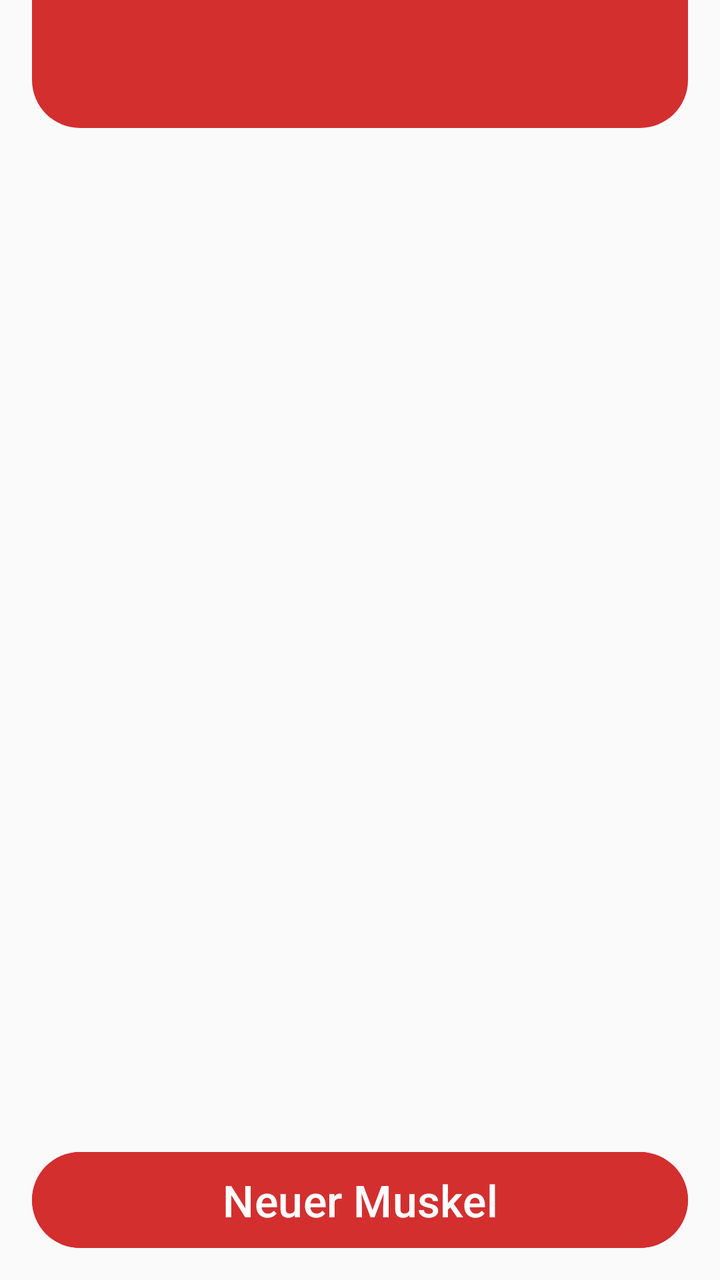
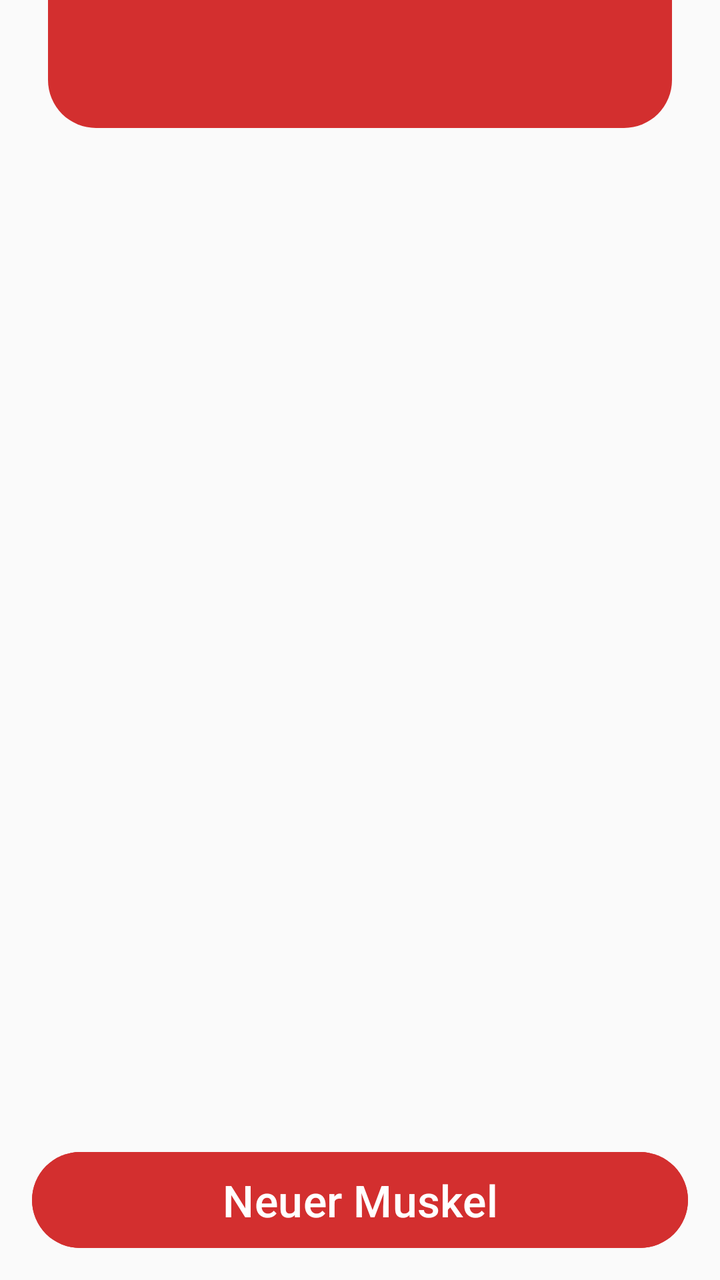

Two renders of the same Android screen: before a commit and after it. Below are the layout's source before the change and the commit's diff.
<!-- AndroidManifest.xml: application theme Theme.MuscleTraining -->
<!-- res/layout/activity_muscles.xml -->
<?xml version="1.0" encoding="utf-8"?>
<androidx.constraintlayout.widget.ConstraintLayout
    xmlns:android="http://schemas.android.com/apk/res/android"
    xmlns:app="http://schemas.android.com/apk/res-auto"
    android:layout_width="match_parent"
    android:layout_height="match_parent">

    
    <include
        android:id="@+id/include_toolbar"
        layout="@layout/toolbar_common"
        app:layout_constraintTop_toTopOf="parent"
        app:layout_constraintStart_toStartOf="parent"
        app:layout_constraintEnd_toEndOf="parent" />

    
    <ListView
        android:id="@+id/list_muscles"
        android:layout_width="0dp"
        android:layout_height="0dp"
        android:paddingStart="16dp"
        android:paddingEnd="16dp"
        android:dividerHeight="8dp"
        app:layout_constraintTop_toBottomOf="@id/include_toolbar"
        app:layout_constraintBottom_toTopOf="@id/btn_add"
        app:layout_constraintStart_toStartOf="parent"
        app:layout_constraintEnd_toEndOf="parent" />

    
    <Button
        android:id="@+id/btn_add"
        style="@style/PlusMinusButton.Rounded"
        android:text="Neuer Muskel"
        android:layout_width="0dp"
        android:layout_height="wrap_content"
        android:layout_margin="16dp"
        app:layout_constraintBottom_toBottomOf="parent"
        app:layout_constraintStart_toStartOf="parent"
        app:layout_constraintEnd_toEndOf="parent" />

</androidx.constraintlayout.widget.ConstraintLayout>
<!-- res/layout/toolbar_common.xml (included above) -->
<?xml version="1.0" encoding="utf-8"?>
<LinearLayout
    xmlns:android="http://schemas.android.com/apk/res/android"
    xmlns:app="http://schemas.android.com/apk/res-auto"
    android:layout_width="match_parent"
    android:layout_height="wrap_content"
    android:gravity="center_horizontal"
    android:paddingStart="16dp"
    android:paddingEnd="16dp">

    <LinearLayout
        android:layout_width="match_parent"
        android:layout_height="wrap_content"
        android:maxWidth="600dp">

        <com.google.android.material.appbar.MaterialToolbar
            android:id="@+id/toolbar"
            android:layout_width="match_parent"
            android:layout_height="?attr/actionBarSize"
            android:background="@drawable/toolbar"
            android:elevation="8dp"

            app:titleCentered="true"
            app:titleTextColor="@android:color/white"
            app:subtitleTextColor="@android:color/white"

            android:textStyle="bold"

            android:shadowColor="#66000000"
            android:shadowDx="0"
            android:shadowDy="2"
            android:shadowRadius="4" />


    </LinearLayout>

</LinearLayout>
<!-- resources referenced by this layout -->
<resources>
  <!-- drawable toolbar (drawable) -->
  <?xml version="1.0" encoding="utf-8"?>
  <shape xmlns:android="http://schemas.android.com/apk/res/android"
      android:shape="rectangle">
  
      
      <solid android:color="?attr/colorPrimary" />
  
      
      <corners
          android:topLeftRadius="0dp"
          android:topRightRadius="0dp"
          android:bottomLeftRadius="24dp"
          android:bottomRightRadius="24dp" />
  
  </shape>
  <style name="PlusMinusButton.Rounded">
          <item name="android:minWidth">56dp</item>
          <item name="android:minHeight">48dp</item>
          <item name="android:padding">0dp</item>
          <item name="android:textSize">22sp</item>
          <item name="android:gravity">center</item>
          <item name="android:backgroundTint">?attr/colorPrimary</item>
          <item name="android:textColor">?attr/colorOnPrimary</item>
          <item name="android:insetLeft">0dp</item>
          <item name="android:insetRight">0dp</item>
          <item name="android:insetTop">0dp</item>
          <item name="android:insetBottom">0dp</item>
          <item name="android:shape">rectangle</item>
          <item name="android:radius">28dp</item>
      </style>
  <style name="Theme.MuscleTraining" parent="Base.Theme.MuscleTraining" />
  <style name="Base.Theme.MuscleTraining" parent="Theme.Material3.Light.NoActionBar">
  
          
          <item name="colorPrimary">@color/primary</item>
          <item name="colorOnPrimary">@color/on_primary</item>
          <item name="colorPrimaryContainer">@color/primary_container</item>
  
          
          <item name="colorSecondary">@color/secondary</item>
          <item name="colorOnSecondary">@color/on_secondary</item>
          <item name="colorSecondaryContainer">@color/secondary_container</item>
  
          
          <item name="colorTertiary">@color/tertiary</item>
          <item name="colorOnTertiary">@color/on_tertiary</item>
          <item name="colorTertiaryContainer">@color/tertiary_container</item>
  
          
          <item name="colorSurface">@color/surface</item>
          <item name="colorOnSurface">@color/black</item>
  
          
          <item name="android:windowBackground">@color/background</item>
  
          
          <item name="android:statusBarColor">@android:color/transparent</item>
          <item name="android:windowLightStatusBar">true</item>
  
      </style>
  <color name="primary">#D32F2F</color>
  <color name="on_primary">#FFFFFF</color>
  <color name="primary_container">#FFDAD4</color>
  <color name="secondary">#212121</color>
  <color name="on_secondary">#FFFFFF</color>
  <color name="secondary_container">#E0E0E0</color>
  <color name="tertiary">#C6FF00</color>
  <color name="on_tertiary">#000000</color>
  <color name="tertiary_container">#F4FF81</color>
  <color name="surface">#FAFAFA</color>
  <color name="black">#FF000000</color>
  <color name="background">#FAFAFA</color>
</resources>

<!-- the commit's change to res/layout/activity_muscles.xml (unified diff, before → after) -->
@@ -6,12 +6,19 @@
     android:layout_height="match_parent">
 
     
-    <include
-        android:id="@+id/include_toolbar"
-        layout="@layout/toolbar_common"
+    <LinearLayout
+        android:id="@+id/container"
+        android:layout_width="0dp"
+        android:layout_height="wrap_content"
+        android:layout_marginStart="24dp"
+        android:layout_marginEnd="24dp"
+        android:orientation="vertical"
         app:layout_constraintTop_toTopOf="parent"
         app:layout_constraintStart_toStartOf="parent"
-        app:layout_constraintEnd_toEndOf="parent" />
+        app:layout_constraintEnd_toEndOf="parent">
+
+        <include layout="@layout/toolbar_common" />
+    </LinearLayout>
 
     
     <ListView
@@ -21,7 +28,7 @@
         android:paddingStart="16dp"
         android:paddingEnd="16dp"
         android:dividerHeight="8dp"
-        app:layout_constraintTop_toBottomOf="@id/include_toolbar"
+        app:layout_constraintTop_toBottomOf="@id/container"
         app:layout_constraintBottom_toTopOf="@id/btn_add"
         app:layout_constraintStart_toStartOf="parent"
         app:layout_constraintEnd_toEndOf="parent" />
@@ -30,7 +37,7 @@
     <Button
         android:id="@+id/btn_add"
         style="@style/PlusMinusButton.Rounded"
-        android:text="Neuer Muskel"
+        android:text="@string/btn_new_muscle"
         android:layout_width="0dp"
         android:layout_height="wrap_content"
         android:layout_margin="16dp"
@@ -40,40 +47,20 @@
 
 </androidx.constraintlayout.widget.ConstraintLayout>
 <!-- res/layout/toolbar_common.xml (included above) -->
-<?xml version="1.0" encoding="utf-8"?>
-<LinearLayout
-    xmlns:android="http://schemas.android.com/apk/res/android"
-    xmlns:app="http://schemas.android.com/apk/res-auto"
-    android:layout_width="match_parent"
-    android:layout_height="wrap_content"
-    android:gravity="center_horizontal"
-    android:paddingStart="16dp"
-    android:paddingEnd="16dp">
-
-    <LinearLayout
-        android:layout_width="match_parent"
-        android:layout_height="wrap_content"
-        android:maxWidth="600dp">
-
-        <com.google.android.material.appbar.MaterialToolbar
+<com.google.android.material.appbar.MaterialToolbar
+            xmlns:android="http://schemas.android.com/apk/res/android"
+            xmlns:app="http://schemas.android.com/apk/res-auto"
             android:id="@+id/toolbar"
             android:layout_width="match_parent"
-            android:layout_height="?attr/actionBarSize"
+            android:layout_height="wrap_content"
             android:background="@drawable/toolbar"
+            android:paddingTop="36dp"
             android:elevation="8dp"
-
             app:titleCentered="true"
             app:titleTextColor="@android:color/white"
             app:subtitleTextColor="@android:color/white"
-
             android:textStyle="bold"
-
             android:shadowColor="#66000000"
             android:shadowDx="0"
             android:shadowDy="2"
-            android:shadowRadius="4" />
-
-
-    </LinearLayout>
-
-</LinearLayout>
+            android:shadowRadius="4"  />
<!-- resource entries referenced after the edit -->
@@ -16,6 +16,7 @@
           android:bottomRightRadius="24dp" />
   
   </shape>
+  <string name="btn_new_muscle">Neuer Muskel</string>
   <style name="PlusMinusButton.Rounded">
           <item name="android:minWidth">56dp</item>
           <item name="android:minHeight">48dp</item>
